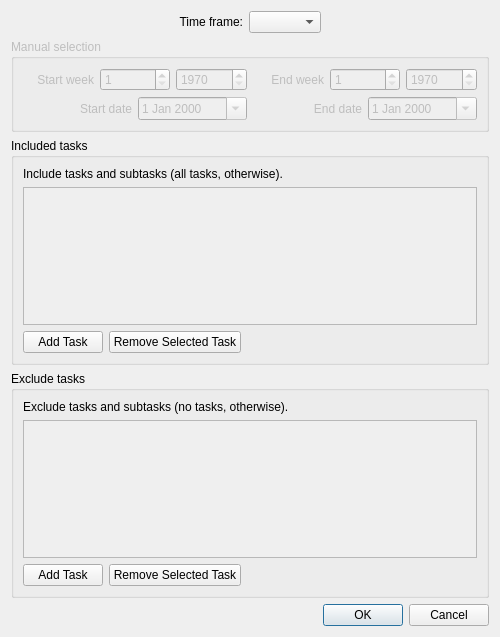
KDAB/Charm, file Charm/Widgets/ActivityReportConfigurationDialog.ui: the form before one commit.
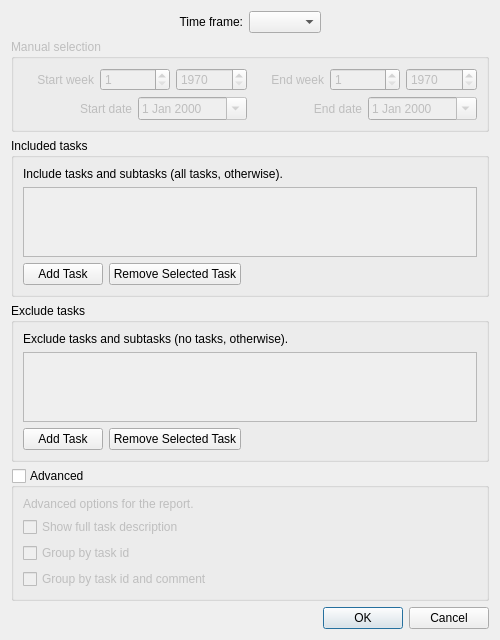
The form after the commit.

Commit message:
Add group by feature in the activity report
This allow to sum passed time on specific task id or
task id + task comment.

This is reliable way to get the correct sum for time passed on
specific project jira task id (as long as you put the jira task id
in the charm event comment)

The edit to the form file:
```diff
--- a/Charm/Widgets/ActivityReportConfigurationDialog.ui
+++ b/Charm/Widgets/ActivityReportConfigurationDialog.ui
@@ -302,6 +302,49 @@
      </layout>
     </widget>
    </item>
+   <item>
+    <widget class="QGroupBox" name="groupBoxAdvanced">
+     <property name="title">
+      <string>Advanced</string>
+     </property>
+     <property name="checkable">
+      <bool>true</bool>
+     </property>
+     <property name="checked">
+      <bool>false</bool>
+     </property>
+     <layout class="QVBoxLayout" name="verticalLayout_7">
+      <item>
+       <widget class="QLabel" name="label_7">
+        <property name="text">
+         <string>Advanced options for the report.</string>
+        </property>
+       </widget>
+      </item>
+      <item>
+       <widget class="QCheckBox" name="checkBoxFullDescription">
+        <property name="text">
+         <string>Show full task description</string>
+        </property>
+       </widget>
+      </item>
+      <item>
+       <widget class="QCheckBox" name="checkBoxGroupTasks">
+        <property name="text">
+         <string>Group by task id</string>
+        </property>
+       </widget>
+      </item>
+      <item>
+       <widget class="QCheckBox" name="checkBoxGroupTasksComments">
+        <property name="text">
+         <string>Group by task id and comment</string>
+        </property>
+       </widget>
+      </item>
+     </layout>
+    </widget>
+   </item>
    <item>
     <layout class="QHBoxLayout">
      <item>
```
The commit also changes 4 other files.
